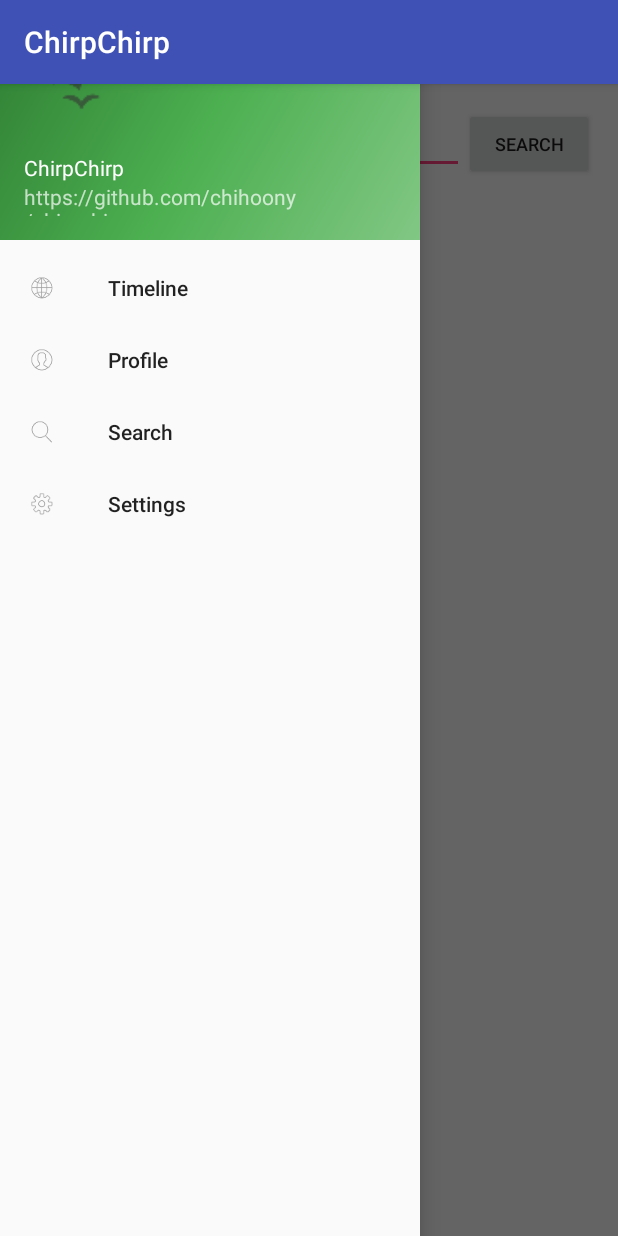
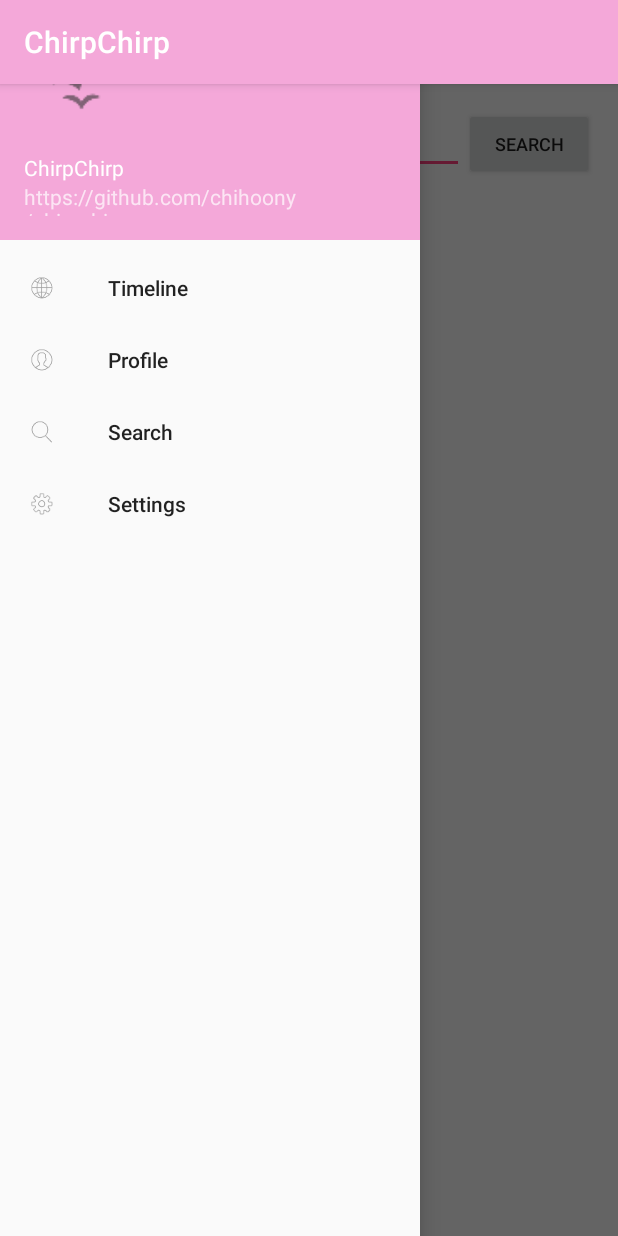
Before and after one commit to chihoony/chirpchirp, an Android app: the SearchActivity screen opened directly, with no data from a screen before it, with the side drawer open, on a phone screen of 412 x 824 dp. Run offline under Robolectric (Android 15) with nearby library versions, the phone set to English and light mode, and no system bars; libraries missing offline, so code that uses them is left out: com.amazonaws.mobileconnectors.

Commit message:
made ui PINK

```diff
--- a/app/src/main/java/jayed/triad/chirpchirp/classes/Chirp.java
+++ b/app/src/main/java/jayed/triad/chirpchirp/classes/Chirp.java
@@ -64,6 +64,12 @@ public class Chirp {
         if (json.get("postDate") != null)
         setTimePosted(json.get("postDate").getAsString());
         else setTimePosted(null);
+    }
+    public Chirp(String username, String description, String NOW){
+        this.userId = username;
+        this.chirp = description;
+        this.timePosted = NOW;
+        this.likeChirpers = null;
     }
 
 
--- a/app/src/main/res/layout/activity_main.xml
+++ b/app/src/main/res/layout/activity_main.xml
@@ -17,7 +17,7 @@
         android:fitsSystemWindows="true"
         app:headerLayout="@layout/nav_header_main"
         app:menu="@menu/activity_main_drawer"
-        android:visibility="gone" />
+        android:visibility="visible" />
 
     <LinearLayout
         android:layout_width="match_parent"
--- a/app/src/main/res/layout/activity_otherprofile.xml
+++ b/app/src/main/res/layout/activity_otherprofile.xml
@@ -17,7 +17,7 @@
         android:fitsSystemWindows="true"
         app:headerLayout="@layout/nav_header_main"
         app:menu="@menu/activity_main_drawer"
-        android:visibility="gone" />
+        android:visibility="visible" />
 
     <LinearLayout
         android:layout_width="match_parent"
--- a/app/src/main/res/layout/activity_profile.xml
+++ b/app/src/main/res/layout/activity_profile.xml
@@ -17,7 +17,7 @@
         android:fitsSystemWindows="true"
         app:headerLayout="@layout/nav_header_main"
         app:menu="@menu/activity_main_drawer"
-        android:visibility="gone" />
+        android:visibility="visible" />
 
     <LinearLayout
         android:layout_width="match_parent"
@@ -42,7 +42,7 @@
     <include
         layout="@layout/post_button"
         android:layout_width="match_parent"
-        android:layout_height="match_parent" />
+        android:layout_height="match_parent"/>
 
     <ProgressBar
         android:id="@+id/progressBar"
--- a/app/src/main/res/layout/activity_search.xml
+++ b/app/src/main/res/layout/activity_search.xml
@@ -17,7 +17,7 @@
         android:fitsSystemWindows="true"
         app:headerLayout="@layout/nav_header_main"
         app:menu="@menu/activity_main_drawer"
-        android:visibility="gone" />
+        android:visibility="visible" />
 
     <LinearLayout
         android:layout_width="match_parent"
--- a/app/src/main/res/layout/nav_header_main.xml
+++ b/app/src/main/res/layout/nav_header_main.xml
@@ -2,7 +2,7 @@
 <LinearLayout xmlns:android="http://schemas.android.com/apk/res/android"
     android:layout_width="match_parent"
     android:layout_height="@dimen/nav_header_height"
-    android:background="@drawable/side_nav_bar"
+    android:background="?attr/colorPrimary"
     android:gravity="bottom"
     android:orientation="vertical"
     android:paddingBottom="@dimen/activity_vertical_margin"
--- a/app/src/main/res/values/colors.xml
+++ b/app/src/main/res/values/colors.xml
@@ -1,6 +1,6 @@
 <?xml version="1.0" encoding="utf-8"?>
 <resources>
-    <color name="colorPrimary">#3F51B5</color>
-    <color name="colorPrimaryDark">#303F9F</color>
+    <color name="colorPrimary">#f4a8d9</color>
+    <color name="colorPrimaryDark">#f4a8d9</color>
     <color name="colorAccent">#FF4081</color>
 </resources>
```
